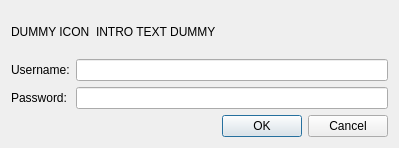
First picture: the form in src/temt/taiqtso/passworddialog.ui, repository emer/cemer, before the edit.
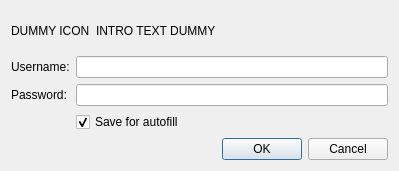
Second picture: the form after the edit.

```diff
--- a/src/temt/taiqtso/passworddialog.ui
+++ b/src/temt/taiqtso/passworddialog.ui
@@ -1,12 +1,12 @@
 <ui version="4.0" >
  <class>PasswordDialog</class>
- <widget class="QDialog" name="PasswordDialog" >
-  <property name="geometry" >
+ <widget class="QDialog" name="PasswordDialog">
+  <property name="geometry">
    <rect>
     <x>0</x>
     <y>0</y>
     <width>399</width>
-    <height>148</height>
+    <height>171</height>
    </rect>
   </property>
   <property name="windowTitle" >
@@ -61,9 +61,9 @@
      </property>
     </widget>
    </item>
-   <item row="3" column="0" colspan="2" >
-    <widget class="QDialogButtonBox" name="buttonBox" >
-     <property name="orientation" >
+   <item row="5" column="0" colspan="2">
+    <widget class="QDialogButtonBox" name="buttonBox">
+     <property name="orientation">
       <enum>Qt::Horizontal</enum>
      </property>
      <property name="standardButtons" >
@@ -71,6 +71,16 @@
      </property>
     </widget>
    </item>
+   <item row="3" column="1">
+    <widget class="QCheckBox" name="saveFlag">
+     <property name="text">
+      <string>Save for autofill</string>
+     </property>
+     <property name="checked">
+      <bool>true</bool>
+     </property>
+    </widget>
+   </item>
   </layout>
  </widget>
  <resources/>
```
Left out of the diff: 55 changed lines with no effect on the pictures.
